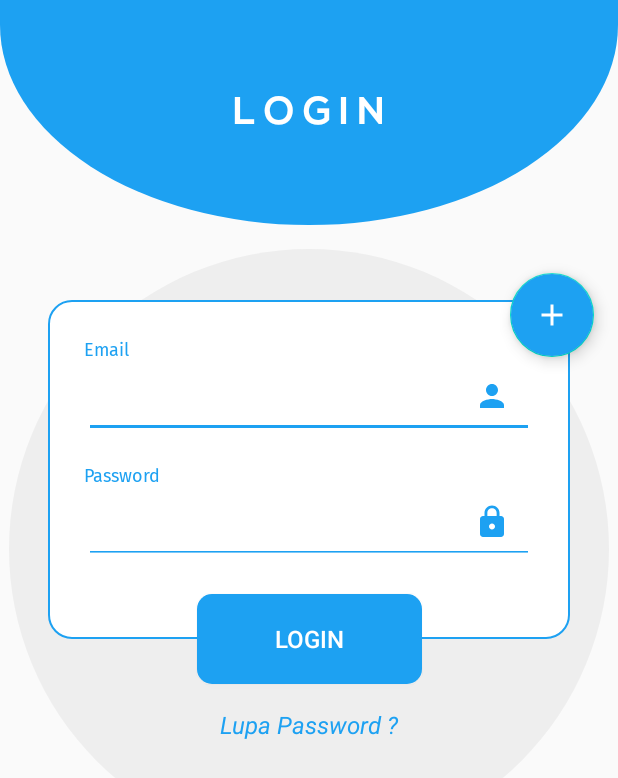
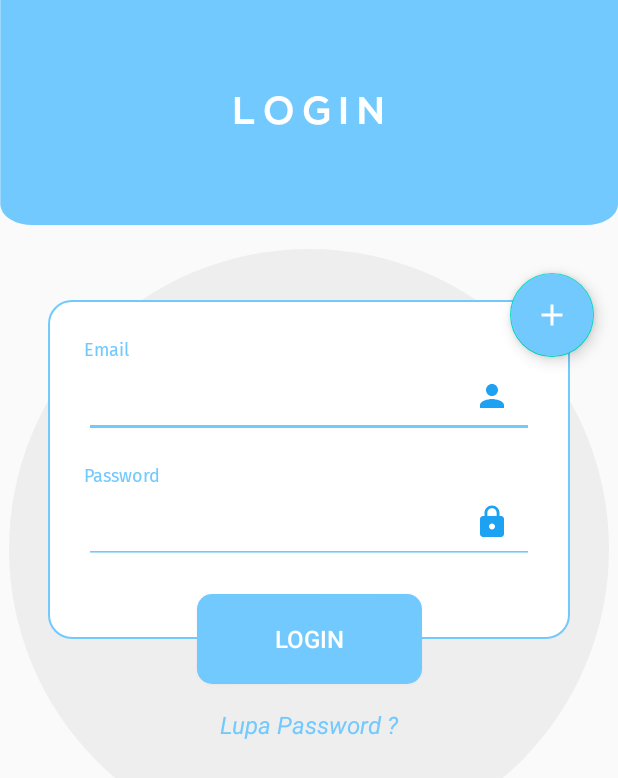
Before and after one commit to maulanarasoky/Dr-Tech, an Android app: the Login screen opened directly, with no data from a screen before it, on a phone screen of 412 x 824 dp. Shown: the top 778 px of the screen. Run offline under Robolectric (Android 15) with nearby library versions, the phone set to English and light mode, and no system bars.

Commit message:
Change Home Layout

```diff
--- a/app/src/main/AndroidManifest.xml
+++ b/app/src/main/AndroidManifest.xml
@@ -11,7 +11,7 @@
         android:label="@string/app_name"
         android:roundIcon="@mipmap/ic_launcher_round"
         android:supportsRtl="true"
-        android:theme="@style/AppTheme.FullScreen"
+        android:theme="@style/AppTheme"
         tools:replace="android:icon">
         <activity android:name=".activity.Register"></activity>
         <activity android:name=".activity.Login" />
--- a/app/src/main/java/com/example/drtech/activity/MainActivity.kt
+++ b/app/src/main/java/com/example/drtech/activity/MainActivity.kt
@@ -62,7 +62,7 @@ class MainActivity : AppCompatActivity() {
             profileState = false
         }
 
-        DrawableCompat.setTint(DrawableCompat.wrap(view.drawable), Color.parseColor("#1DA1F2"))
+        DrawableCompat.setTint(DrawableCompat.wrap(view.drawable), resources.getColor(R.color.twitterColour))
     }
 
     private fun loadHomeFragment(){
--- /dev/null
+++ b/app/src/main/res/drawable/ic_action_bar_2.xml
@@ -0,0 +1,9 @@
+<vector xmlns:android="http://schemas.android.com/apk/res/android"
+    android:width="1920dp"
+    android:height="1080dp"
+    android:viewportWidth="1920"
+    android:viewportHeight="1080">
+  <path
+      android:pathData="M1,0H1920a0,0 0,0 1,0 0V980a100,100 0,0 1,-100 100H101A100,100 0,0 1,1 980V0A0,0 0,0 1,1 0Z"
+      android:fillColor="#72c9fe"/>
+</vector>
--- a/app/src/main/res/drawable/ic_search_black.xml
+++ b/app/src/main/res/drawable/ic_search_white.xml
@@ -4,6 +4,6 @@
         android:viewportWidth="24.0"
         android:viewportHeight="24.0">
     <path
-        android:fillColor="#FF000000"
+        android:fillColor="#FFFFFFFF"
         android:pathData="M15.5,14h-0.79l-0.28,-0.27C15.41,12.59 16,11.11 16,9.5 16,5.91 13.09,3 9.5,3S3,5.91 3,9.5 5.91,16 9.5,16c1.61,0 3.09,-0.59 4.23,-1.57l0.27,0.28v0.79l5,4.99L20.49,19l-4.99,-5zM9.5,14C7.01,14 5,11.99 5,9.5S7.01,5 9.5,5 14,7.01 14,9.5 11.99,14 9.5,14z"/>
 </vector>
--- a/app/src/main/res/layout/activity_login.xml
+++ b/app/src/main/res/layout/activity_login.xml
@@ -11,7 +11,7 @@
         app:layout_constraintStart_toStartOf="parent"
         android:id="@+id/toolBar"
         android:layout_width="match_parent"
-        android:background="@drawable/ic_action_bar"
+        android:background="@drawable/ic_action_bar_2"
         android:layout_height="150dp" />
 
     <TextView
--- a/app/src/main/res/layout/forum_list.xml
+++ b/app/src/main/res/layout/forum_list.xml
@@ -12,7 +12,6 @@
         android:id="@+id/forumPic"
         android:layout_width="60dp"
         android:layout_height="60dp"
-        android:background="@color/twitterColour"
         android:padding="4dp"
         app:layout_constraintEnd_toStartOf="@id/forumTitle"
         app:layout_constraintStart_toStartOf="parent"
--- a/app/src/main/res/values/colors.xml
+++ b/app/src/main/res/values/colors.xml
@@ -3,5 +3,6 @@
     <color name="colorPrimary">#6200EE</color>
     <color name="colorPrimaryDark">#3700B3</color>
     <color name="colorAccent">#03DAC5</color>
-    <color name="twitterColour">#1DA1F2</color>
+    <color name="statusBar">#5bbcf7</color>
+    <color name="twitterColour">#72c9fe</color>
 </resources>
--- a/app/src/main/res/values/styles.xml
+++ b/app/src/main/res/values/styles.xml
@@ -1,18 +1,11 @@
 <resources>
 
     <!-- Base application theme. -->
-    <style name="AppTheme" parent="Theme.AppCompat.Light.DarkActionBar">
+    <style name="AppTheme" parent="Theme.AppCompat.Light.NoActionBar">
         <!-- Customize your theme here. -->
         <item name="colorPrimary">@color/colorPrimary</item>
-        <item name="colorPrimaryDark">@color/colorPrimaryDark</item>
+        <item name="colorPrimaryDark">@color/twitterColour</item>
         <item name="colorAccent">@color/colorAccent</item>
-    </style>
-
-    <style name="AppTheme.FullScreen">
-        <item name="windowActionBar">false</item>
-        <item name="windowNoTitle">true</item>
-        <item name="android:windowFullscreen">true</item>
-        <item name="android:windowContentOverlay">@null</item>
     </style>
 
     <style name="Spinner" parent="Widget.AppCompat.Light.DropDownItem.Spinner">
```
Also changed, not shown: app/src/main/res/drawable/action_bar_3.xml (added, +10 -0 lines), app/src/main/res/drawable/background_pic_user.xml (added, +7 -0 lines), app/src/main/res/layout/fragment_home.xml (+68 -46 lines).
